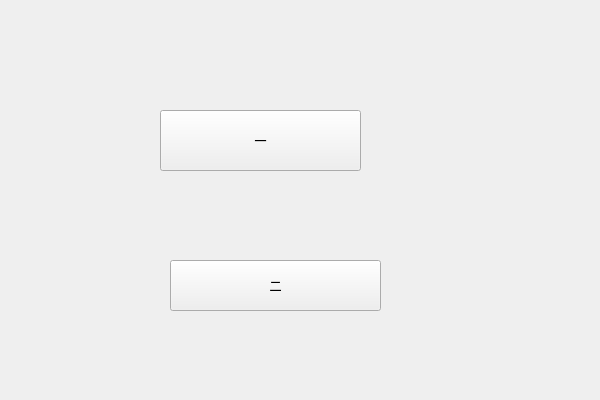
Old version of the form HWR/HWR/hwr.ui in the repository xiaojianwu/HWRDemo.
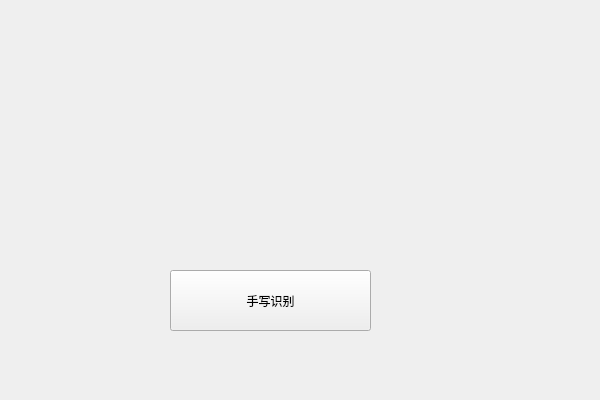
New version of the form.

The edit to the form file:
```diff
--- a/HWR/HWR/hwr.ui
+++ b/HWR/HWR/hwr.ui
@@ -16,28 +16,48 @@
   <widget class="QPushButton" name="pushButton">
    <property name="geometry">
     <rect>
-     <x>160</x>
-     <y>110</y>
+     <x>170</x>
+     <y>270</y>
      <width>201</width>
      <height>61</height>
     </rect>
    </property>
    <property name="text">
-    <string>一</string>
+    <string>手写识别</string>
    </property>
   </widget>
-  <widget class="QPushButton" name="pushButton_2">
+  <widget class="QWidget" name="">
    <property name="geometry">
     <rect>
-     <x>170</x>
-     <y>260</y>
-     <width>211</width>
-     <height>51</height>
+     <x>70</x>
+     <y>120</y>
+     <width>431</width>
+     <height>22</height>
     </rect>
    </property>
-   <property name="text">
-    <string>二</string>
-   </property>
+   <layout class="QHBoxLayout" name="horizontalLayout">
+    <item>
+     <widget class="QLabel" name="label">
+      <property name="text">
+       <string>请选择手写识别库：</string>
+      </property>
+     </widget>
+    </item>
+    <item>
+     <widget class="QComboBox" name="comboBox">
+      <item>
+       <property name="text">
+        <string>开源库 Zinnia</string>
+       </property>
+      </item>
+      <item>
+       <property name="text">
+        <string>在线免费 Google Input Tools</string>
+       </property>
+      </item>
+     </widget>
+    </item>
+   </layout>
   </widget>
  </widget>
  <layoutdefault spacing="6" margin="11"/>
```
